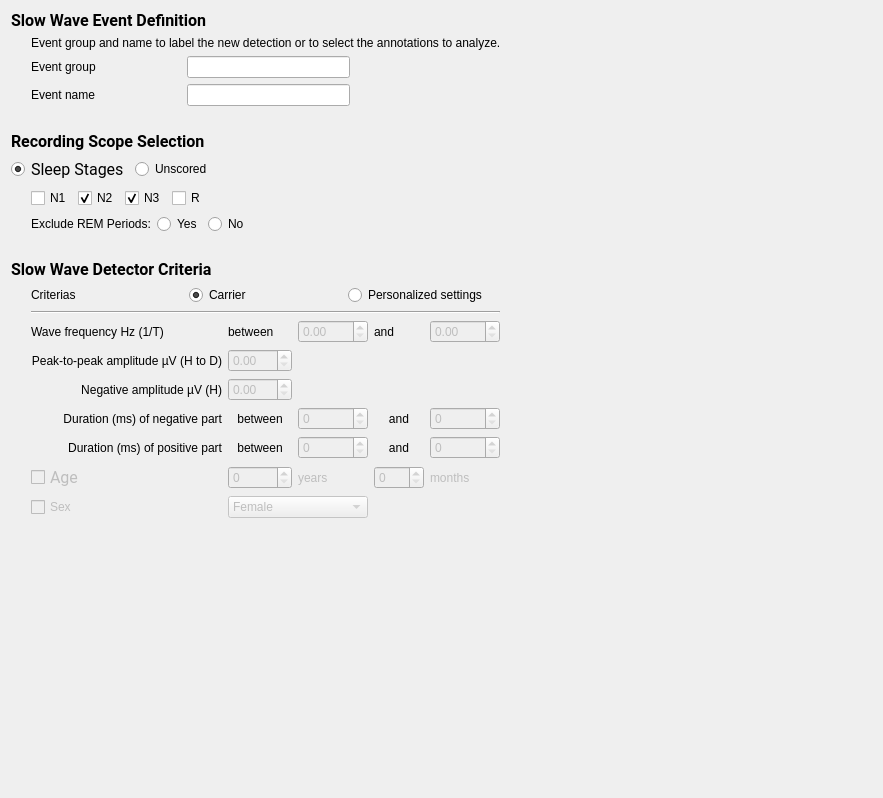
SnoozToolbox/snooz-package-ceams, file tools/CEAMSTools/SlowWaveDetection/SSWDCriterias/Ui_SSWDCriterias.ui: the form before one commit.
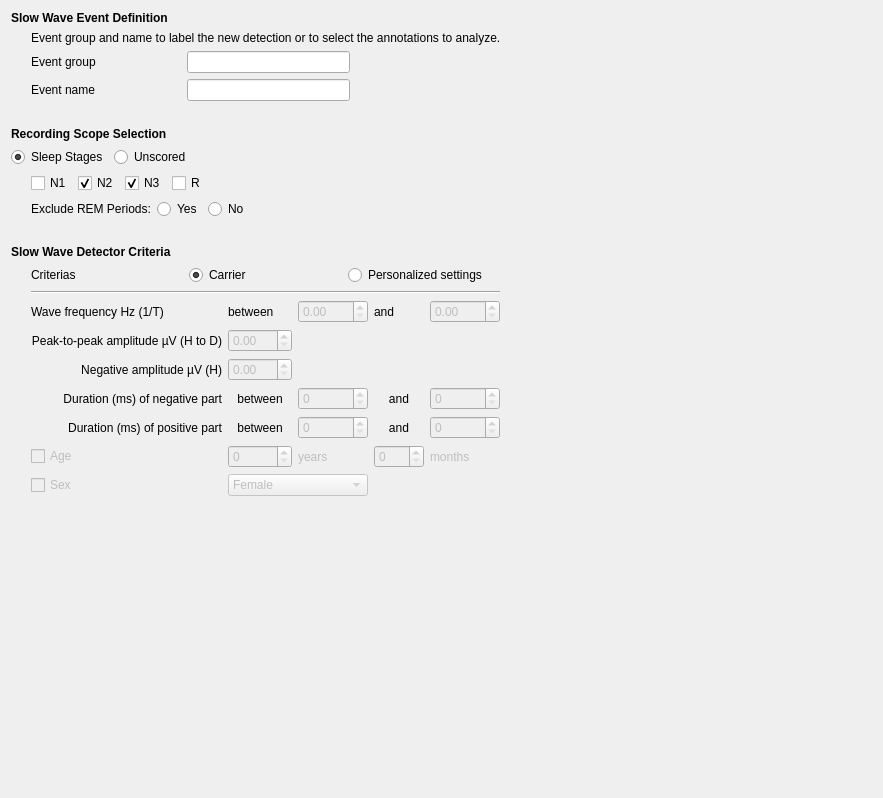
The form after the commit.

Commit message: Font step 4: forms without fonts of their own, look kept

```diff
--- a/tools/CEAMSTools/SlowWaveDetection/SSWDCriterias/Ui_SSWDCriterias.ui
+++ b/tools/CEAMSTools/SlowWaveDetection/SSWDCriterias/Ui_SSWDCriterias.ui
@@ -16,9 +16,6 @@
   <property name="toolTip">
    <string/>
   </property>
-  <property name="styleSheet">
-   <string notr="true">font: 12pt &quot;Roboto&quot;;</string>
-  </property>
   <layout class="QVBoxLayout" name="verticalLayout_9">
    <item>
     <layout class="QHBoxLayout" name="horizontalLayout_6">
@@ -30,8 +27,6 @@
           <widget class="QLabel" name="label_16">
            <property name="font">
             <font>
-             <family>Roboto</family>
-             <pointsize>12</pointsize>
              <italic>false</italic>
              <bold>false</bold>
             </font>
@@ -161,8 +156,6 @@
           <widget class="QLabel" name="label_19">
            <property name="font">
             <font>
-             <family>Roboto</family>
-             <pointsize>12</pointsize>
              <italic>false</italic>
              <bold>false</bold>
             </font>
@@ -182,8 +175,6 @@
                 <widget class="QRadioButton" name="radioButton_sleep_stages">
                  <property name="font">
                   <font>
-                   <family>Roboto</family>
-                   <pointsize>12</pointsize>
                    <italic>false</italic>
                    <bold>false</bold>
                   </font>
@@ -382,8 +373,6 @@
           <widget class="QLabel" name="label_5">
            <property name="font">
             <font>
-             <family>Roboto</family>
-             <pointsize>12</pointsize>
              <italic>false</italic>
              <bold>false</bold>
             </font>
@@ -546,8 +535,6 @@
                  </property>
                  <property name="font">
                   <font>
-                   <family>Roboto</family>
-                   <pointsize>12</pointsize>
                    <italic>false</italic>
                    <bold>false</bold>
                   </font>
```
The commit also changes 427 other files.
